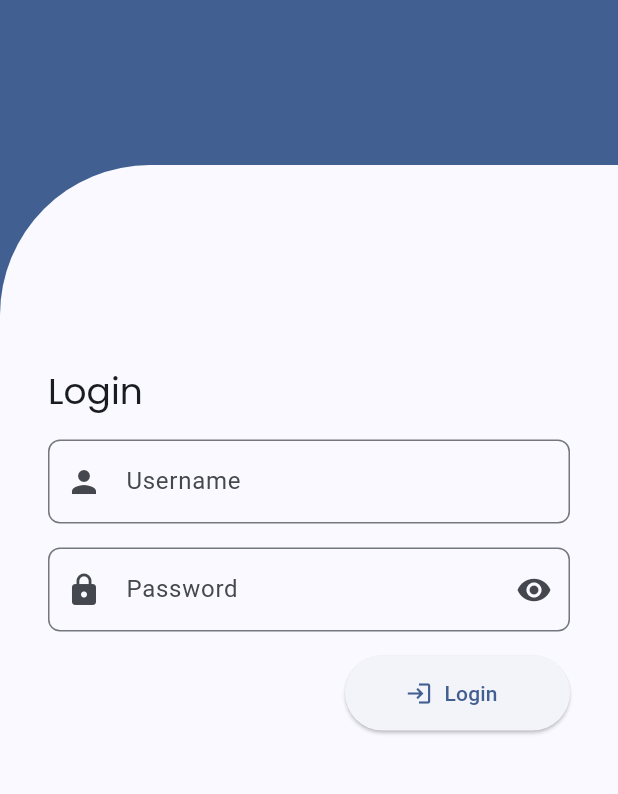
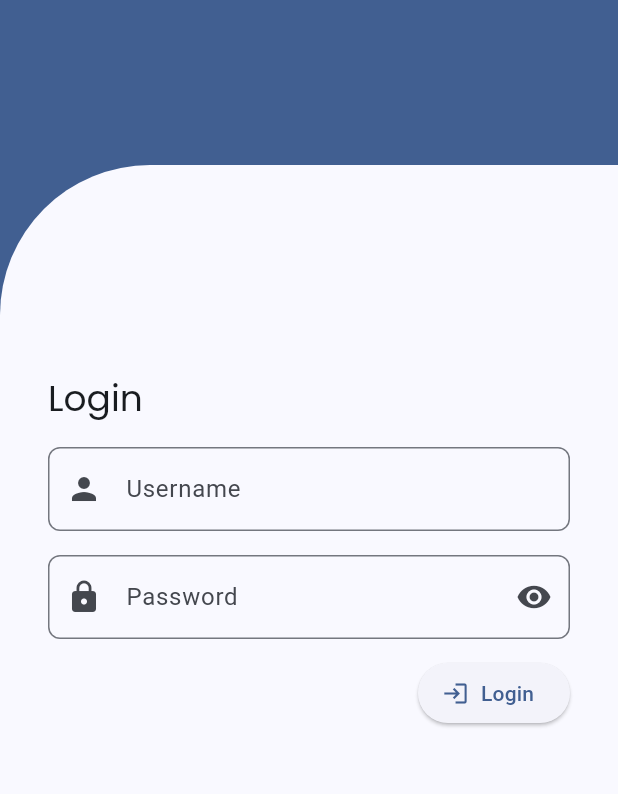
Before and after one commit to tayyyab/weather_todo, a Flutter app: the screen it shows after launch, on a phone screen of 412 x 824 dp, the part 303-1097 px from its top. Run offline on Flutter 3.47's test engine with Material 3 defaults, Android fonts, the phone set to English and light mode, and no system bars; our stand-ins replace flutter_riverpod, go_router, google_fonts, shared_preferences.

Commit message:
Login Complete

```diff
--- /dev/null
+++ b/devtools_options.yaml
@@ -0,0 +1,3 @@
+description: This file stores settings for Dart & Flutter DevTools.
+documentation: https://docs.flutter.dev/tools/devtools/extensions#configure-extension-enablement-states
+extensions:
--- a/lib/main.dart
+++ b/lib/main.dart
@@ -1,6 +1,7 @@
 import 'package:flutter/material.dart';
 import 'package:flutter_riverpod/flutter_riverpod.dart';
 import 'package:weather_todo/routing/router.dart';
+import 'package:weather_todo/ui/auth/provider/auth_state_provider.dart';
 import 'package:weather_todo/ui/core/ui/theme_mode/provider/theme_mode_provider.dart';
 import 'package:weather_todo/ui/core/theme/theme.dart';
 import 'package:weather_todo/ui/core/theme/utils.dart';
@@ -19,14 +20,15 @@ class MyApp extends ConsumerWidget {
     MaterialTheme theme = MaterialTheme(textTheme);
     var mode = ref.watch(themeModeProvider);
 
+    var authState = ref.watch(authStateProvider);
+
     return MaterialApp.router(
       title: 'Weather ToDo Demo',
-
       debugShowCheckedModeBanner: false,
       theme: theme.light(),
       darkTheme: theme.dark(),
       themeMode: mode,
-      routerConfig: router(),
+      routerConfig: router(authState),
     );
   }
 }
--- a/lib/routing/router.dart
+++ b/lib/routing/router.dart
@@ -1,27 +1,32 @@
 import 'package:go_router/go_router.dart';
-import 'package:weather_todo/data/repository/authentication/auth_repository.dart';
 import 'package:weather_todo/routing/routes.dart';
+import 'package:weather_todo/ui/auth/provider/auth_state_provider.dart';
 import 'package:weather_todo/ui/auth/widget/login_screen.dart';
+import 'package:weather_todo/ui/home/widget/home_screen.dart';
 
-// GoRouter router(AuthRepository authRepository) => GoRouter(
-GoRouter router() => GoRouter(
+GoRouter router(AuthState authState) => GoRouter(
   initialLocation: Routes.login,
-  // redirect: (context, state) async {
-  //   final loggedIn = await authRepository.isAuthenticated;
-  //   final loggingIn = state.matchedLocation == Routes.login;
-  //   if (loggedIn == null || !loggedIn) {
-  //     return Routes.login;
-  //   }
-  //   if (loggingIn) {
-  //     return Routes.home;
-  //   }
-  //   return null;
-  // },
+  redirect: (context, state) async {
+    final loggedIn = authState.isAuthenticated;
+    final loggingIn = state.matchedLocation == Routes.login;
+
+    if (loggingIn && !loggingIn) {
+      return null;
+    }
+
+    if (loggingIn && loggedIn) {
+      return Routes.home;
+    } else if (!loggedIn) {
+      return Routes.login;
+    }
+    return null;
+  },
   routes: [
     GoRoute(
       path: Routes.login,
       builder: (context, state) => const LoginScreen(),
     ),
     // Add other routes here
+    GoRoute(path: Routes.home, builder: (context, state) => const HomeScreen()),
   ],
 );
--- a/lib/ui/auth/provider/login_provider.dart
+++ b/lib/ui/auth/provider/login_provider.dart
@@ -1,9 +1,8 @@
 import 'package:flutter_riverpod/flutter_riverpod.dart';
-import 'package:weather_todo/data/repository/authentication/auth_repository.dart';
-import 'package:weather_todo/data/repository/authentication/provider/auth_repository_provider.dart';
+import 'package:weather_todo/ui/auth/provider/auth_state_provider.dart';
 import 'package:weather_todo/ui/auth/view_model/login_view_model.dart';
 
-final loginViewModelProvider = Provider<LoginViewModel>((ref) {
-  final AuthRepository authRepository = ref.watch(authRepositoryProvider);
-  return LoginViewModel(authRepository: authRepository);
+final loginViewModelProvider = Provider.autoDispose<LoginViewModel>((ref) {
+  final AuthStateNotifier authNotifier = ref.watch(authStateProvider.notifier);
+  return LoginViewModel(authNotifier: authNotifier);
 });
--- a/lib/ui/auth/view_model/login_view_model.dart
+++ b/lib/ui/auth/view_model/login_view_model.dart
@@ -1,14 +1,14 @@
-import 'package:weather_todo/data/repository/authentication/auth_repository.dart';
+import 'package:weather_todo/ui/auth/provider/auth_state_provider.dart';
 import 'package:weather_todo/utils/result.dart';
 
 class LoginViewModel {
-  final AuthRepository _authRepository;
+  final AuthStateNotifier _authNotifier;
 
   String username = '';
   String password = '';
 
-  LoginViewModel({required AuthRepository authRepository})
-    : _authRepository = authRepository;
+  LoginViewModel({required AuthStateNotifier authNotifier})
+    : _authNotifier = authNotifier;
 
   updateUsername(String? value) {
     username = value ?? '';
@@ -22,6 +22,6 @@ class LoginViewModel {
     if (username.isEmpty || password.isEmpty) {
       return Result.failure('Username and password cannot be empty');
     }
-    return await _authRepository.login(username, password);
+    return await _authNotifier.login(username, password);
   }
 }
--- /dev/null
+++ b/lib/ui/auth/widget/login_button.dart
@@ -0,0 +1,22 @@
+import 'package:flutter/material.dart';
+import 'package:weather_todo/ui/core/ui/widget/state_full_button.dart';
+
+class LoginButton extends StatelessWidget {
+  const LoginButton({super.key, required this.onPressed});
+  final Future<void> Function() onPressed;
+
+  @override
+  Widget build(BuildContext context) {
+    return Align(
+      alignment: Alignment.centerRight,
+      child: SizedBox(
+        height: 40,
+        child: StateFullButton(
+          icon: const Icon(Icons.login),
+          label: 'Login',
+          onPressed: onPressed,
+        ),
+      ),
+    );
+  }
+}
--- a/lib/ui/auth/widget/login_screen.dart
+++ b/lib/ui/auth/widget/login_screen.dart
@@ -1,29 +1,38 @@
 import 'package:flutter/material.dart';
 import 'package:flutter_riverpod/flutter_riverpod.dart';
 import 'package:weather_todo/ui/auth/provider/login_provider.dart';
+import 'package:weather_todo/ui/auth/view_model/login_view_model.dart';
+import 'package:weather_todo/ui/auth/widget/login_button.dart';
+import 'package:weather_todo/ui/auth/widget/password_text_field.dart';
+import 'package:weather_todo/ui/auth/widget/username_text_field.dart';
 import 'package:weather_todo/ui/core/ui/theme_mode/theme_mode.dart';
 
 class LoginScreen extends ConsumerWidget {
   const LoginScreen({super.key});
 
-  _onLoginButtonPressed(BuildContext context, WidgetRef ref) async {
-    final result = await ref.read(loginViewModelProvider).login();
+  _login(BuildContext context, LoginViewModel viewModel) async {
+    final result = await viewModel.login();
     result.when(
       success: (data) {
+        if (context.mounted) {
           ScaffoldMessenger.of(
             context,
           ).showSnackBar(const SnackBar(content: Text('Login Successful')));
+        }
       },
       failure: (error) {
+        if (context.mounted) {
           ScaffoldMessenger.of(
             context,
           ).showSnackBar(SnackBar(content: Text('Login Failed: $error')));
+        }
       },
     );
   }
 
   @override
   Widget build(BuildContext context, WidgetRef ref) {
+    var viewModel = ref.watch(loginViewModelProvider);
     final colors = Theme.of(context).colorScheme;
     return Scaffold(
       backgroundColor: colors.primary,
@@ -66,28 +75,19 @@ class LoginScreen extends ConsumerWidget {
                     const SizedBox(height: 16),
                     UsernameTextField(
                       onChanged: (value) {
-                        ref.read(loginViewModelProvider).updateUsername(value);
+                        viewModel.updateUsername(value);
                       },
                     ),
                     const SizedBox(height: 16),
                     PasswordTextField(
                       onChanged: (value) {
-                        ref.read(loginViewModelProvider).updatePassword(value);
+                        viewModel.updatePassword(value);
                       },
                     ),
 
                     const SizedBox(height: 16),
-                    Align(
-                      alignment: Alignment.centerRight,
-                      child: SizedBox(
-                        height: 50,
-                        width: 150,
-                        child: ElevatedButton.icon(
-                          icon: const Icon(Icons.login),
-                          onPressed: () => _onLoginButtonPressed(context, ref),
-                          label: const Text('Login'),
-                        ),
-                      ),
+                    LoginButton(
+                      onPressed: () async => _login(context, viewModel),
                     ),
                   ],
                 ),
@@ -99,52 +99,3 @@ class LoginScreen extends ConsumerWidget {
     );
   }
 }
-
-class UsernameTextField extends StatelessWidget {
-  const UsernameTextField({super.key, required this.onChanged});
-  final void Function(String) onChanged;
-
-  @override
-  Widget build(BuildContext context) {
-    return TextField(
-      decoration: InputDecoration(
-        prefixIcon: Icon(Icons.person),
-        hintText: 'Username',
-        border: OutlineInputBorder(borderRadius: BorderRadius.circular(8)),
-      ),
-      onChanged: onChanged,
-    );
-  }
-}
-
-class PasswordTextField extends StatefulWidget {
-  const PasswordTextField({super.key, required this.onChanged});
-  final void Function(String) onChanged;
-
-  @override
-  State<PasswordTextField> createState() => _PasswordTextFieldState();
-}
-
-class _PasswordTextFieldState extends State<PasswordTextField> {
-  var obscureText = true;
-  @override
-  Widget build(BuildContext context) {
-    return TextField(
-      decoration: InputDecoration(
-        prefixIcon: Icon(Icons.lock),
-        suffixIcon: IconButton(
-          icon: Icon(obscureText ? Icons.visibility : Icons.visibility_off),
-          onPressed: () {
-            setState(() {
-              obscureText = !obscureText;
-            });
-          },
-        ),
-        hintText: 'Password',
-        border: OutlineInputBorder(borderRadius: BorderRadius.circular(8)),
-      ),
-      obscureText: obscureText,
-      onChanged: widget.onChanged,
-    );
-  }
-}
--- /dev/null
+++ b/lib/ui/auth/widget/password_text_field.dart
@@ -0,0 +1,33 @@
+import 'package:flutter/material.dart';
+
+class PasswordTextField extends StatefulWidget {
+  const PasswordTextField({super.key, required this.onChanged});
+  final void Function(String) onChanged;
+
+  @override
+  State<PasswordTextField> createState() => _PasswordTextFieldState();
+}
+
+class _PasswordTextFieldState extends State<PasswordTextField> {
+  var obscureText = true;
+  @override
+  Widget build(BuildContext context) {
+    return TextField(
+      decoration: InputDecoration(
+        prefixIcon: Icon(Icons.lock),
+        suffixIcon: IconButton(
+          icon: Icon(obscureText ? Icons.visibility : Icons.visibility_off),
+          onPressed: () {
+            setState(() {
+              obscureText = !obscureText;
+            });
+          },
+        ),
+        hintText: 'Password',
+        border: OutlineInputBorder(borderRadius: BorderRadius.circular(8)),
+      ),
+      obscureText: obscureText,
+      onChanged: widget.onChanged,
+    );
+  }
+}
--- /dev/null
+++ b/lib/ui/auth/widget/username_text_field.dart
@@ -0,0 +1,18 @@
+import 'package:flutter/material.dart';
+
+class UsernameTextField extends StatelessWidget {
+  const UsernameTextField({super.key, required this.onChanged});
+  final void Function(String) onChanged;
+
+  @override
+  Widget build(BuildContext context) {
+    return TextField(
+      decoration: InputDecoration(
+        prefixIcon: Icon(Icons.person),
+        hintText: 'Username',
+        border: OutlineInputBorder(borderRadius: BorderRadius.circular(8)),
+      ),
+      onChanged: onChanged,
+    );
+  }
+}
--- /dev/null
+++ b/lib/ui/core/ui/widget/state_full_button.dart
@@ -0,0 +1,44 @@
+import 'package:flutter/material.dart';
+
+class StateFullButton extends StatefulWidget {
+  const StateFullButton({
+    super.key,
+    required this.icon,
+    required this.label,
+    required this.onPressed,
+  });
+
+  final String label;
+  final Icon? icon;
+  final Future<void> Function() onPressed;
+
+  @override
+  State<StateFullButton> createState() => _StateFullButtonState();
+}
+
+class _StateFullButtonState extends State<StateFullButton> {
+  var loading = false;
+
+  @override
+  Widget build(BuildContext context) {
+    return ElevatedButton.icon(
+      icon: widget.icon,
+      onPressed: () async {
+        setState(() {
+          loading = true;
+        });
+        await widget.onPressed();
+        setState(() {
+          loading = false;
+        });
+      },
+      label: loading
+          ? SizedBox(
+              width: 24,
+              height: 24,
+              child: const CircularProgressIndicator(strokeWidth: 2),
+            )
+          : Text(widget.label),
+    );
+  }
+}
```
Also changed, not shown: lib/ui/auth/provider/auth_state_provider.dart (+23 -9 lines), lib/ui/core/ui/widget/button.dart (added, +23 -0 lines), lib/ui/home/widget/home_screen.dart (added, +27 -0 lines), lib/features/auth/providers/auth_state_provider.dart (added). Lines whose indentation alone changed are shown as unchanged.
